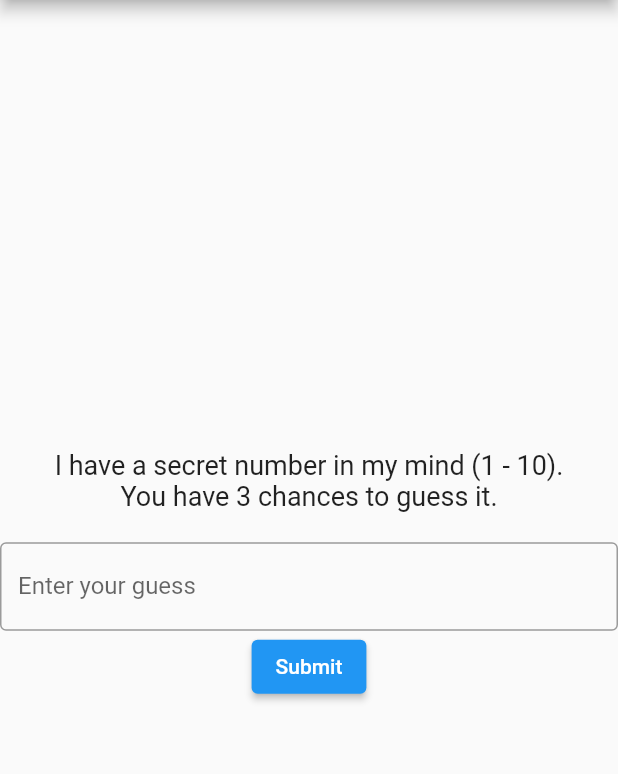
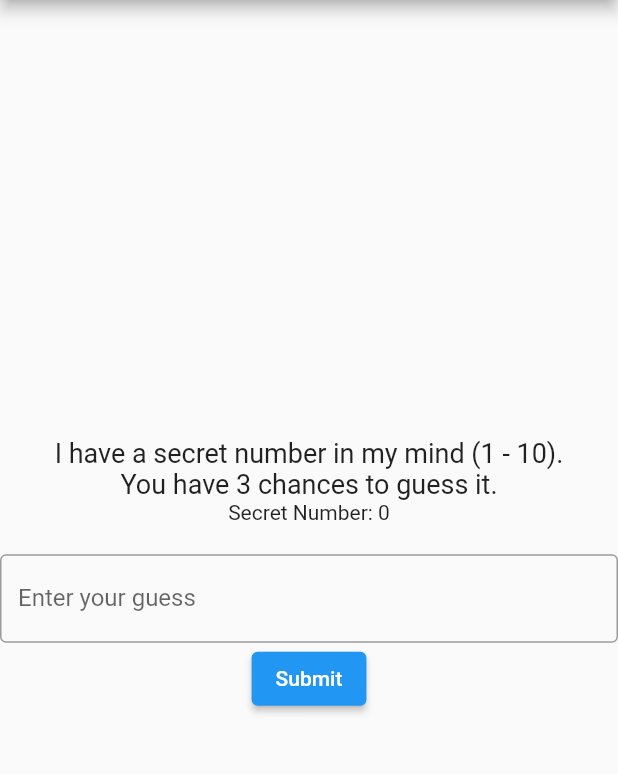
Before and after one commit to rasikasrimal/NumberGuessingGame, a Flutter app: the screen it shows after launch, on a phone screen of 412 x 824 dp, the part 84-858 px from its top. Run offline on Flutter 3.47's test engine with Material 2 defaults, Android fonts, the phone set to English and light mode, and no system bars.

Commit message:
Everything works PERFECTLY!!! Done - Boundary Test

```diff
--- a/number_game/lib/start_screen.dart
+++ b/number_game/lib/start_screen.dart
@@ -67,6 +67,7 @@ class _NumberGuessingScreenState extends State<NumberGuessingScreen> {
               'You have 3 chances to guess it.',
               style: TextStyle(fontSize: 18),
             ),
+            Text('Secret Number: $secretNumber'),
             const SizedBox(height: 20),
             TextField(
               controller:
```
